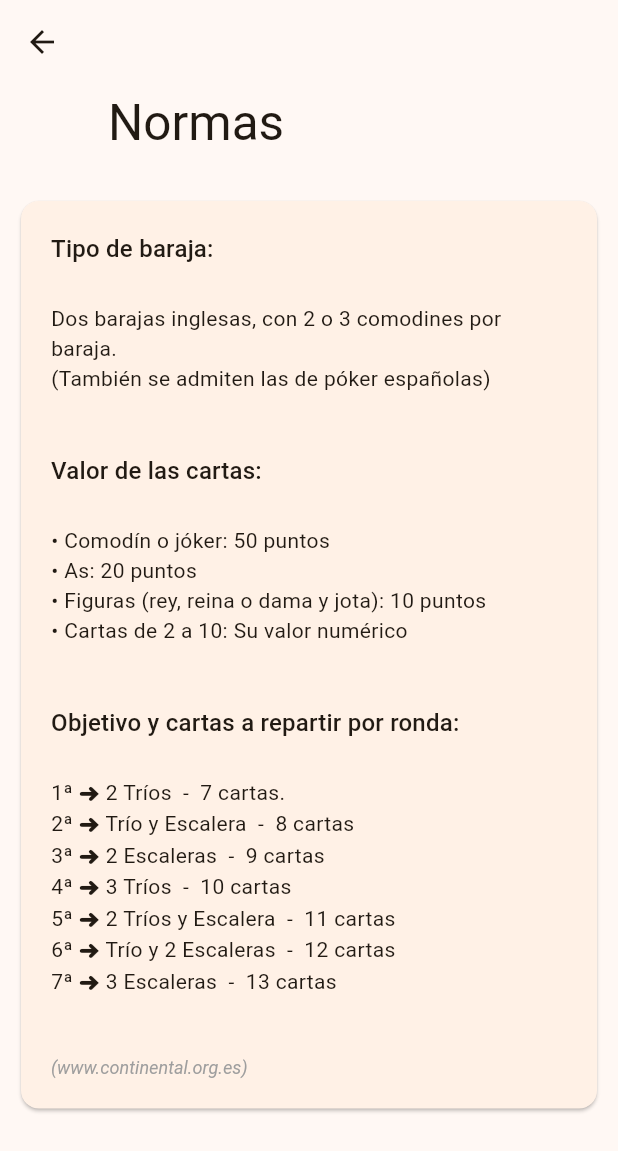
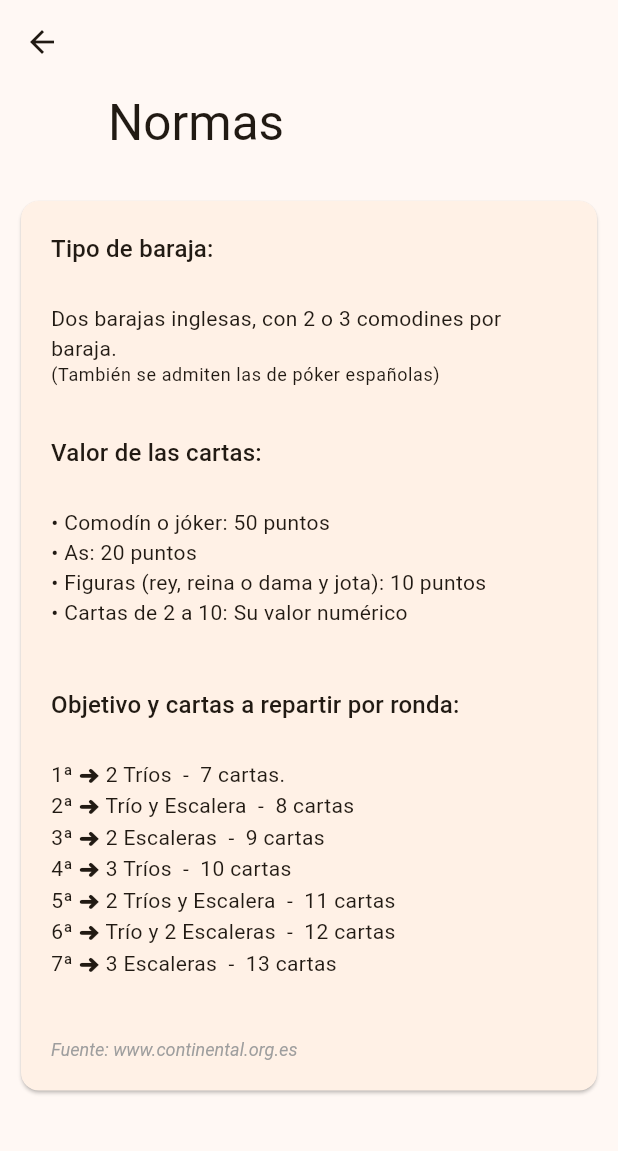
Before and after one commit to adrilasar/apunto_yo, a Flutter app: the RulesScreen screen opened directly, on a phone screen of 412 x 824 dp. Shown: the top 1151 px of the screen. Run offline on Flutter 3.47's test engine with Material 2 defaults, Android fonts, the phone set to English and light mode, and no system bars; drawn by our look-alikes of dynamic_color; our stand-ins replace confetti, flutter_svg, shimmer, sqflite; accounts and stored records are empty.

Commit message:
Format rules

```diff
--- a/lib/ui/pages/rules/rules_screen.dart
+++ b/lib/ui/pages/rules/rules_screen.dart
@@ -44,9 +44,12 @@ class RulesScreenState extends State<RulesScreen> {
                 style: Theme.of(context).textTheme.titleMedium,
               ),
               TextSpan(
-                text: "Dos barajas inglesas, con 2 o 3 comodines por baraja.\n"
-                    "(También se admiten las de póker españolas)\n\n\n",
+                text: "Dos barajas inglesas, con 2 o 3 comodines por baraja.\n",
                 style: Theme.of(context).textTheme.bodyMedium,
+              ),
+              TextSpan(
+                text: "(También se admiten las de póker españolas)\n\n\n",
+                style: Theme.of(context).textTheme.caption,
               ),
               TextSpan(
                 text: "Valor de las cartas:\n\n",
@@ -75,7 +78,7 @@ class RulesScreenState extends State<RulesScreen> {
               ),
               // Centered text
               const TextSpan(
-                text: "(www.continental.org.es)",
+                text: "Fuente: www.continental.org.es",
                 style: TextStyle(
                   fontSize: 12,
                   color: Colors.grey,
```
